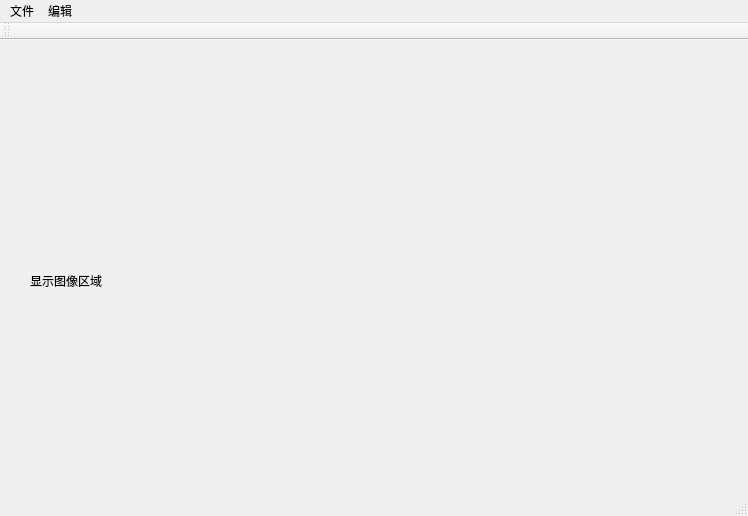
Old version of the form Project/ImageTest/imagetest.ui in the repository SChen1024/ImageTest.
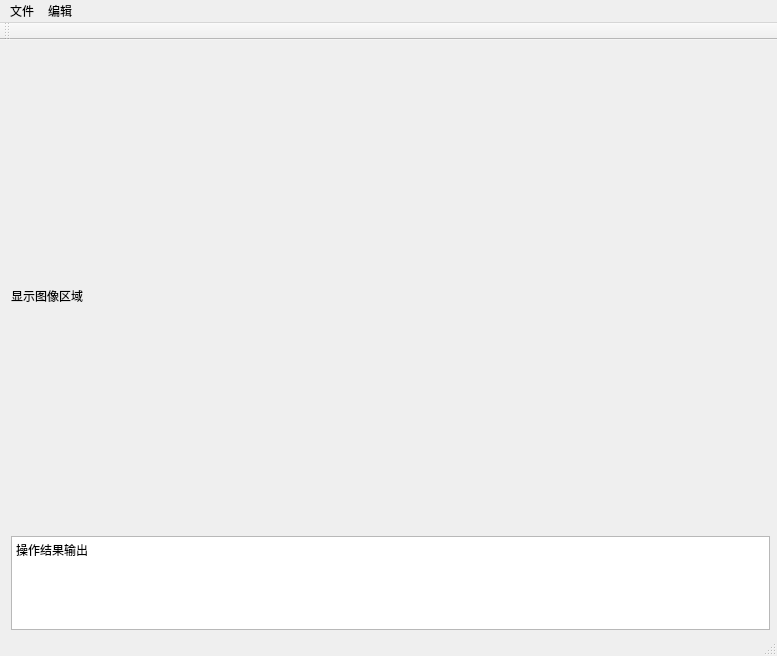
New version of the form.

Diff of the .ui file:
```diff
--- a/Project/ImageTest/imagetest.ui
+++ b/Project/ImageTest/imagetest.ui
@@ -6,26 +6,52 @@
    <rect>
     <x>0</x>
     <y>0</y>
-    <width>748</width>
-    <height>516</height>
+    <width>777</width>
+    <height>656</height>
    </rect>
   </property>
   <property name="windowTitle">
    <string>ImageTest</string>
   </property>
   <widget class="QWidget" name="centralWidget">
-   <widget class="QLabel" name="label">
+   <widget class="QWidget" name="verticalLayoutWidget">
     <property name="geometry">
      <rect>
-      <x>30</x>
-      <y>40</y>
-      <width>691</width>
-      <height>401</height>
+      <x>0</x>
+      <y>10</y>
+      <width>781</width>
+      <height>591</height>
      </rect>
     </property>
-    <property name="text">
-     <string>显示图像区域</string>
-    </property>
+    <layout class="QVBoxLayout" name="main" stretch="5,1">
+     <item>
+      <layout class="QHBoxLayout" name="horizontalLayout">
+       <item>
+        <widget class="QLabel" name="lb_src">
+         <property name="text">
+          <string>显示图像区域</string>
+         </property>
+        </widget>
+       </item>
+      </layout>
+     </item>
+     <item>
+      <layout class="QHBoxLayout" name="horizontalLayout_2">
+       <item>
+        <widget class="QTextBrowser" name="tx_command">
+         <property name="html">
+          <string>&lt;!DOCTYPE HTML PUBLIC &quot;-//W3C//DTD HTML 4.0//EN&quot; &quot;http://www.w3.org/TR/REC-html40/strict.dtd&quot;&gt;
+&lt;html&gt;&lt;head&gt;&lt;meta name=&quot;qrichtext&quot; content=&quot;1&quot; /&gt;&lt;style type=&quot;text/css&quot;&gt;
+p, li { white-space: pre-wrap; }
+&lt;/style&gt;&lt;/head&gt;&lt;body style=&quot; font-family:'SimSun'; font-size:9pt; font-weight:400; font-style:normal;&quot;&gt;
+&lt;p style=&quot; margin-top:0px; margin-bottom:0px; margin-left:0px; margin-right:0px; -qt-block-indent:0; text-indent:0px;&quot;&gt;操作结果输出&lt;/p&gt;
+&lt;p style=&quot;-qt-paragraph-type:empty; margin-top:0px; margin-bottom:0px; margin-left:0px; margin-right:0px; -qt-block-indent:0; text-indent:0px;&quot;&gt;&lt;br /&gt;&lt;/p&gt;&lt;/body&gt;&lt;/html&gt;</string>
+         </property>
+        </widget>
+       </item>
+      </layout>
+     </item>
+    </layout>
    </widget>
   </widget>
   <widget class="QMenuBar" name="menuBar">
@@ -33,8 +59,8 @@
     <rect>
      <x>0</x>
      <y>0</y>
-     <width>748</width>
-     <height>22</height>
+     <width>777</width>
+     <height>23</height>
     </rect>
    </property>
    <widget class="QMenu" name="menu">
```
Left out of the diff: 19 changed lines with no effect on the pictures.
